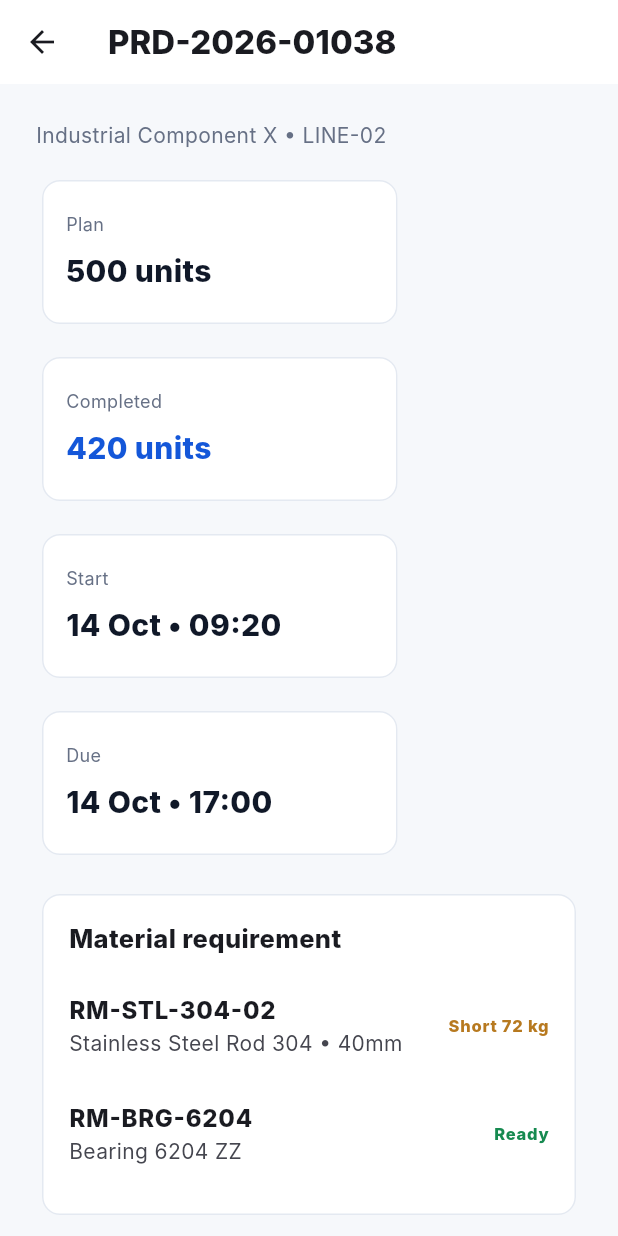
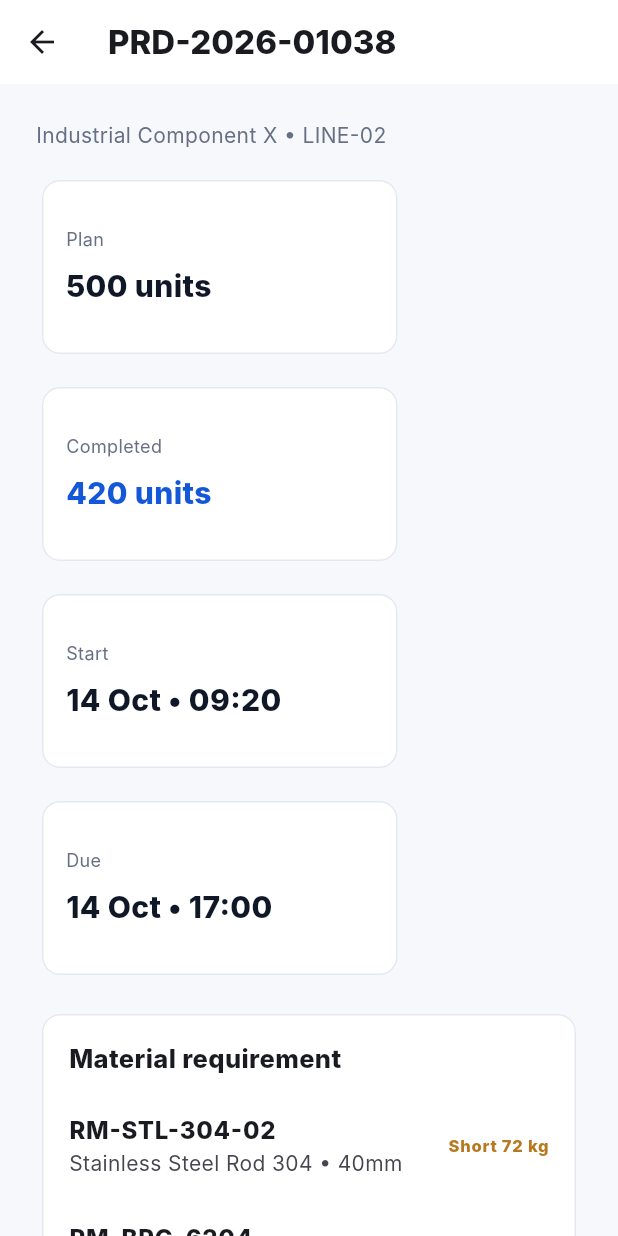
Before and after one commit to dkfutureai-alt/factory, a Flutter app: the ProductionOrderDetailPage screen opened by its route, on a phone screen of 412 x 824 dp. Run offline on Flutter 3.47's test engine with Material 3 defaults, Android fonts, the phone set to English and light mode, and no system bars; Roboto replaces fonts that are missing (Inter).

Commit message:
fix: prevent production order KPI overflow

```diff
--- a/apps/factoryos/lib/features/production/presentation/production_order_detail_page.dart
+++ b/apps/factoryos/lib/features/production/presentation/production_order_detail_page.dart
@@ -105,7 +105,7 @@ class _Metric extends StatelessWidget {
   Widget build(BuildContext context) {
     return SizedBox(
       width: 245,
-      height: 104,
+      height: 124,
       child: Card(
         child: Padding(
           padding: const EdgeInsets.all(16),
```
